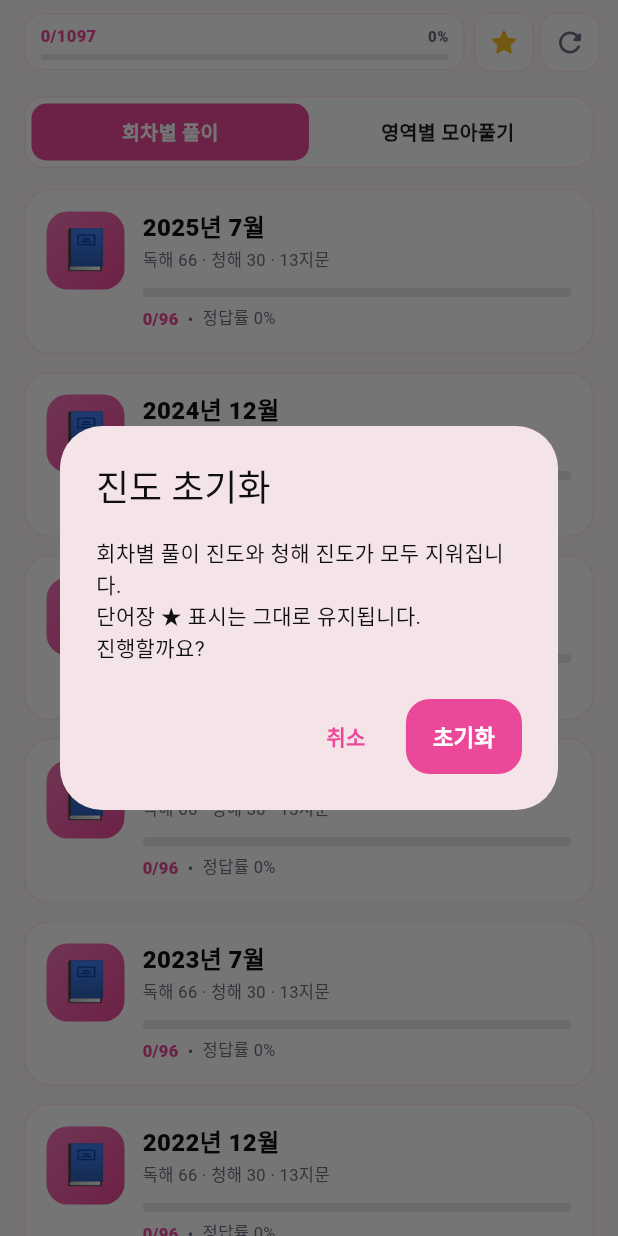
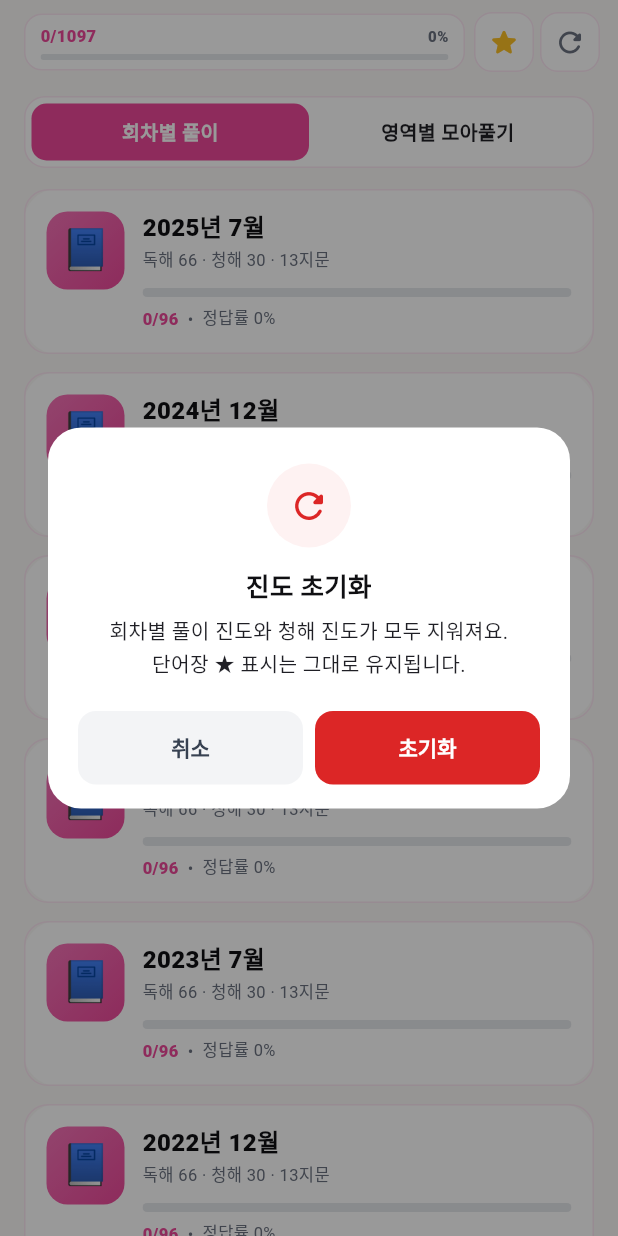
Before and after one commit to CobyApp/jlpt-app, a Flutter app: the screen it shows after launch, after a tap on the "refresh" icon, on a phone screen of 412 x 824 dp. Run offline on Flutter 3.47's test engine with Material 3 defaults, Android fonts, the phone set to English and light mode, and no system bars; our stand-ins replace go_router, just_audio, shared_preferences.

Commit message:
ui: confirm 다이얼로그 — 앱 톤에 맞춰 커스텀
기본 Material AlertDialog 가 색/모양 모두 흰 직각 박스라 우리 앱과 톤이
어긋남. lib/widgets/confirm_sheet.dart 의 showConfirm() 헬퍼로 통일:

디자인
- 둥근 흰 카드 (radius 22) + 32px 외부 inset
- 상단 가운데에 옵션 아이콘 (소프트 배경 + brand/danger 컬러)
- 제목 (17px / 900 weight, 가운데)
- 메시지 (13.5px / 1.55 line-height, 가운데, 부드러운 ink2)
- 좌우 동일 폭 버튼 행 — 회색 취소 + 핑크/빨강 확인
- destructive=true 면 danger(#DC2626) 빨강 톤, 아니면 brandPrimary 핑크

적용
- 홈의 진도 초기화 confirm (destructive + ↻ 아이콘)
- 단어장 비우기 confirm (destructive + ☆ 아이콘)

Co-Authored-By: Doyoung Kim <coby5502@gmail.com>

```diff
--- a/lib/views/home_page.dart
+++ b/lib/views/home_page.dart
@@ -9,6 +9,7 @@ import '../data/data_loader.dart';
 import '../models/models.dart';
 import '../state/store.dart';
 import '../theme.dart';
+import '../widgets/confirm_sheet.dart';
 import '../widgets/progress_track.dart';
 
 class HomePage extends StatefulWidget {
@@ -333,23 +334,16 @@ class _HomePageState extends State<HomePage> with SingleTickerProviderStateMixin
   }
 
   Future<void> _confirmReset() async {
-    final ok = await showDialog<bool>(
-      context: context,
-      builder: (ctx) => AlertDialog(
-        title: const Text('진도 초기화'),
-        content: const Text(
-            '회차별 풀이 진도와 청해 진도가 모두 지워집니다.\n단어장 ★ 표시는 그대로 유지됩니다.\n진행할까요?'),
-        actions: [
-          TextButton(
-              onPressed: () => Navigator.of(ctx).pop(false),
-              child: const Text('취소')),
-          FilledButton(
-              onPressed: () => Navigator.of(ctx).pop(true),
-              child: const Text('초기화')),
-        ],
-      ),
+    final ok = await showConfirm(
+      context,
+      title: '진도 초기화',
+      message: '회차별 풀이 진도와 청해 진도가 모두 지워져요.\n단어장 ★ 표시는 그대로 유지됩니다.',
+      confirmLabel: '초기화',
+      cancelLabel: '취소',
+      destructive: true,
+      icon: Icons.refresh_rounded,
     );
-    if (ok == true) await Store.instance.clearAllProgress();
+    if (ok) await Store.instance.clearAllProgress();
   }
 
   Widget _examTab(BuildContext context, IndexFile idx) {
--- a/lib/views/wordbook_page.dart
+++ b/lib/views/wordbook_page.dart
@@ -8,6 +8,7 @@ import '../data/data_loader.dart';
 import '../models/models.dart';
 import '../state/store.dart';
 import '../theme.dart';
+import '../widgets/confirm_sheet.dart';
 import '../widgets/study_modal.dart';
 
 enum _SortKey { recent, oldest, len, reading }
@@ -168,24 +169,16 @@ class _WordbookPageState extends State<WordbookPage> {
               const SizedBox(width: 8),
               TextButton(
                 onPressed: () async {
-                  final ok = await showDialog<bool>(
-                    context: context,
-                    builder: (ctx) => AlertDialog(
-                      title: const Text('단어장 비우기'),
-                      content:
-                          const Text('단어장의 모든 단어를 비울까요?'),
-                      actions: [
-                        TextButton(
-                            onPressed: () =>
-                                Navigator.of(ctx).pop(false),
-                            child: const Text('취소')),
-                        FilledButton(
-                            onPressed: () => Navigator.of(ctx).pop(true),
-                            child: const Text('비우기')),
-                      ],
-                    ),
+                  final ok = await showConfirm(
+                    context,
+                    title: '단어장 비우기',
+                    message: '저장된 모든 단어가 사라져요.\n계속할까요?',
+                    confirmLabel: '비우기',
+                    cancelLabel: '취소',
+                    destructive: true,
+                    icon: Icons.star_border_rounded,
                   );
-                  if (ok == true) await Store.instance.clearWordbook();
+                  if (ok) await Store.instance.clearWordbook();
                 },
                 child: const Text('전체 비우기'),
               ),
--- /dev/null
+++ b/lib/widgets/confirm_sheet.dart
@@ -0,0 +1,128 @@
+/// 앱 전체에서 쓰는 confirm 다이얼로그 — 기본 Material AlertDialog 대신
+/// 우리 톤의 둥근 흰 카드 + 핑크 메인 CTA + 회색 보조 CTA 로.
+library;
+
+import 'package:flutter/material.dart';
+
+import '../theme.dart';
+
+/// 확인 다이얼로그를 띄우고 사용자 선택 결과를 boolean 으로 반환.
+/// 핑크 CTA = destructive=false (확인/시작 류).
+/// destructive=true 면 빨간 톤의 위험 액션으로 표시.
+Future<bool> showConfirm(
+  BuildContext context, {
+  required String title,
+  required String message,
+  String confirmLabel = '확인',
+  String cancelLabel = '취소',
+  bool destructive = false,
+  IconData? icon,
+}) async {
+  final result = await showDialog<bool>(
+    context: context,
+    barrierColor: Colors.black.withValues(alpha: 0.4),
+    builder: (ctx) {
+      final danger = const Color(0xFFDC2626);
+      final confirmColor = destructive ? danger : brandPrimary;
+      final softBg = destructive
+          ? const Color(0xFFFEF2F2)
+          : brandSurface;
+      return Dialog(
+        backgroundColor: Colors.white,
+        elevation: 0,
+        shape: RoundedRectangleBorder(
+          borderRadius: BorderRadius.circular(22),
+        ),
+        insetPadding: const EdgeInsets.symmetric(horizontal: 32),
+        child: ConstrainedBox(
+          constraints: const BoxConstraints(maxWidth: 360),
+          child: Padding(
+            padding: const EdgeInsets.fromLTRB(20, 24, 20, 16),
+            child: Column(
+              mainAxisSize: MainAxisSize.min,
+              crossAxisAlignment: CrossAxisAlignment.stretch,
+              children: [
+                if (icon != null) ...[
+                  Center(
+                    child: Container(
+                      width: 56,
+                      height: 56,
+                      decoration: BoxDecoration(
+                        color: softBg,
+                        shape: BoxShape.circle,
+                      ),
+                      child: Icon(icon, color: confirmColor, size: 28),
+                    ),
+                  ),
+                  const SizedBox(height: 14),
+                ],
+                Text(
+                  title,
+                  textAlign: TextAlign.center,
+                  style: const TextStyle(
+                    fontSize: 17,
+                    fontWeight: FontWeight.w900,
+                    color: ink,
+                    height: 1.3,
+                  ),
+                ),
+                const SizedBox(height: 8),
+                Text(
+                  message,
+                  textAlign: TextAlign.center,
+                  style: const TextStyle(
+                    fontSize: 13.5,
+                    height: 1.55,
+                    color: ink2,
+                  ),
+                ),
+                const SizedBox(height: 20),
+                Row(
+                  children: [
+                    Expanded(
+                      child: TextButton(
+                        onPressed: () => Navigator.of(ctx).pop(false),
+                        style: TextButton.styleFrom(
+                          padding: const EdgeInsets.symmetric(vertical: 14),
+                          backgroundColor: const Color(0xFFF3F4F6),
+                          foregroundColor: const Color(0xFF374151),
+                          textStyle: const TextStyle(
+                            fontSize: 14,
+                            fontWeight: FontWeight.w800,
+                          ),
+                          shape: RoundedRectangleBorder(
+                            borderRadius: BorderRadius.circular(12),
+                          ),
+                        ),
+                        child: Text(cancelLabel),
+                      ),
+                    ),
+                    const SizedBox(width: 8),
+                    Expanded(
+                      child: FilledButton(
+                        onPressed: () => Navigator.of(ctx).pop(true),
+                        style: FilledButton.styleFrom(
+                          backgroundColor: confirmColor,
+                          padding: const EdgeInsets.symmetric(vertical: 14),
+                          textStyle: const TextStyle(
+                            fontSize: 14,
+                            fontWeight: FontWeight.w900,
+                          ),
+                          shape: RoundedRectangleBorder(
+                            borderRadius: BorderRadius.circular(12),
+                          ),
+                        ),
+                        child: Text(confirmLabel),
+                      ),
+                    ),
+                  ],
+                ),
+              ],
+            ),
+          ),
+        ),
+      );
+    },
+  );
+  return result == true;
+}
```
